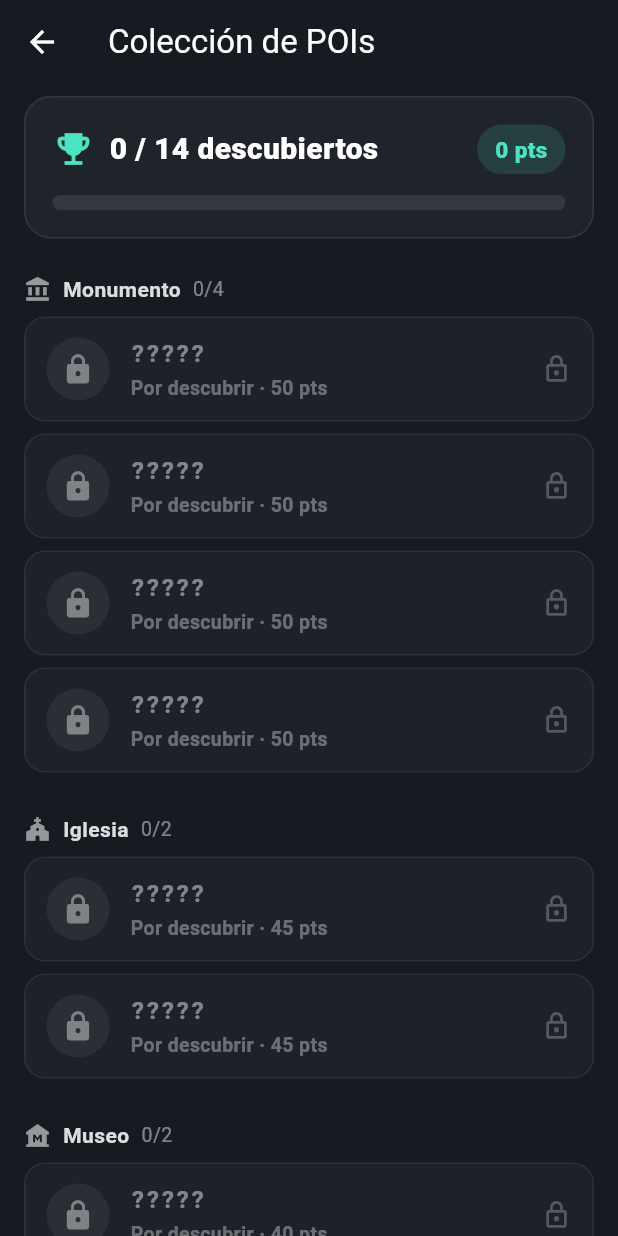
After one commit to urosell/fog-of-war, a Flutter app: the screen it shows after launch, after a tap on the "emoji events" icon, on a phone screen of 412 x 824 dp. The commit adds this screen. Run offline on Flutter 3.47's test engine with Material 3 defaults, Android fonts, the phone set to English and light mode, and no system bars; our stand-ins replace flutter_map, geolocator, latlong2.

Commit message:
Pantalla de coleccion de POIs (logros): progreso, agrupado por categoria, bloqueados, tocar para centrar el mapa

```diff
--- a/lib/main.dart
+++ b/lib/main.dart
@@ -19,6 +19,7 @@ import 'map/map_style.dart';
 import 'poi/poi.dart';
 import 'poi/poi_controller.dart';
 import 'ui/hud.dart';
+import 'ui/poi_collection_screen.dart';
 
 void main() {
   runApp(const FogOfWarApp());
@@ -197,6 +198,19 @@ class _MapScreenState extends State<MapScreen> {
     _mostrarAviso('Mapa: ${kMapStyles[_styleIndex].name}');
   }
 
+  // Abre la pantalla de colección de POIs. Si al cerrarla el usuario tocó un
+  // POI descubierto, centramos el mapa en él (y desactivamos el auto-seguir).
+  Future<void> _abrirColeccion() async {
+    final elegido = await Navigator.of(context).push<Poi>(
+      MaterialPageRoute(
+        builder: (_) => PoiCollectionScreen(poiController: _poi),
+      ),
+    );
+    if (elegido == null || !mounted) return;
+    setState(() => _seguir = false);
+    _mapController.move(elegido.location, 17);
+  }
+
   // Vuelve a centrar el mapa en el usuario y reactiva el auto-seguir.
   void _recentrar() {
     final pos = _userPosition;
@@ -253,6 +267,15 @@ class _MapScreenState extends State<MapScreen> {
                     onPressed: _cambiarModo,
                   ),
                 ],
+              ),
+            ),
+            // Botón de la colección de POIs (abajo-izquierda).
+            Align(
+              alignment: Alignment.bottomLeft,
+              child: GlassIconButton(
+                icon: Icons.emoji_events,
+                tooltip: 'Colección de POIs',
+                onPressed: _abrirColeccion,
               ),
             ),
             // Botón de recentrar en el usuario (abajo-derecha).
@@ -339,24 +362,6 @@ class _MapScreenState extends State<MapScreen> {
   }
 }
 
-// Icono representativo de cada categoría de POI.
-IconData _iconForCategory(PoiCategory c) {
-  switch (c) {
-    case PoiCategory.monumento:
-      return Icons.account_balance;
-    case PoiCategory.iglesia:
-      return Icons.church;
-    case PoiCategory.museo:
-      return Icons.museum;
-    case PoiCategory.parque:
-      return Icons.park;
-    case PoiCategory.mirador:
-      return Icons.landscape;
-    case PoiCategory.plaza:
-      return Icons.location_city;
-  }
-}
-
 // Marcador de un POI descubierto: un círculo ámbar con el icono de su categoría.
 class _PoiMarker extends StatelessWidget {
   final PoiCategory category;
@@ -374,7 +379,7 @@ class _PoiMarker extends StatelessWidget {
           BoxShadow(color: Colors.black45, blurRadius: 4),
         ],
       ),
-      child: Icon(_iconForCategory(category), color: Colors.white, size: 22),
+      child: Icon(iconForCategory(category), color: Colors.white, size: 22),
     );
   }
 }
--- /dev/null
+++ b/lib/ui/poi_collection_screen.dart
@@ -0,0 +1,327 @@
+// Pantalla de colección de POIs (tipo "logros").
+//
+// Muestra todos los POIs conocidos agrupados por categoría: los descubiertos
+// con su nombre y puntos, y los que aún no has visitado como bloqueados (nombre
+// oculto, candado) para picar la curiosidad y animar a explorar.
+//
+// Al tocar un POI ya descubierto, la pantalla se cierra devolviéndolo, y el
+// mapa se centra en él (lo hace quien la abrió, en main.dart).
+
+import 'package:flutter/material.dart';
+
+import '../poi/poi.dart';
+import '../poi/poi_controller.dart';
+import 'hud.dart';
+
+/// Icono representativo de cada categoría de POI. Público para reutilizarlo
+/// tanto aquí como en los marcadores del mapa.
+IconData iconForCategory(PoiCategory c) {
+  switch (c) {
+    case PoiCategory.monumento:
+      return Icons.account_balance;
+    case PoiCategory.iglesia:
+      return Icons.church;
+    case PoiCategory.museo:
+      return Icons.museum;
+    case PoiCategory.parque:
+      return Icons.park;
+    case PoiCategory.mirador:
+      return Icons.landscape;
+    case PoiCategory.plaza:
+      return Icons.location_city;
+  }
+}
+
+/// Color ámbar de un POI descubierto (mismo "tesoro" que sus marcadores).
+const Color _kDiscoveredColor = Color(0xFFFFB300);
+
+/// Fondo oscuro de la pantalla, en sintonía con el tono de la niebla.
+const Color _kBackground = Color(0xFF161A21);
+
+class PoiCollectionScreen extends StatelessWidget {
+  final PoiController poiController;
+
+  const PoiCollectionScreen({super.key, required this.poiController});
+
+  @override
+  Widget build(BuildContext context) {
+    return Scaffold(
+      backgroundColor: _kBackground,
+      appBar: AppBar(
+        backgroundColor: _kBackground,
+        foregroundColor: Colors.white,
+        elevation: 0,
+        title: const Text('Colección de POIs'),
+      ),
+      // Se redibuja sola si descubres un POI mientras la tienes abierta.
+      body: ListenableBuilder(
+        listenable: poiController,
+        builder: (context, _) {
+          return ListView(
+            padding: const EdgeInsets.fromLTRB(16, 8, 16, 24),
+            children: [
+              _Header(poiController: poiController),
+              const SizedBox(height: 20),
+              ..._buildCategories(context),
+            ],
+          );
+        },
+      ),
+    );
+  }
+
+  // Construye, por cada categoría con POIs, su cabecera y sus tarjetas
+  // (descubiertos primero). Las categorías van en el orden del enum.
+  List<Widget> _buildCategories(BuildContext context) {
+    final widgets = <Widget>[];
+    for (final categoria in PoiCategory.values) {
+      final delGrupo =
+          poiController.allPois.where((p) => p.category == categoria).toList();
+      if (delGrupo.isEmpty) continue;
+
+      // Descubiertos primero, dentro del grupo, para que se vean los logros.
+      delGrupo.sort((a, b) {
+        final da = poiController.isDiscovered(a) ? 0 : 1;
+        final db = poiController.isDiscovered(b) ? 0 : 1;
+        return da.compareTo(db);
+      });
+
+      final descubiertos =
+          delGrupo.where(poiController.isDiscovered).length;
+
+      widgets.add(_CategoryHeader(
+        categoria: categoria,
+        descubiertos: descubiertos,
+        total: delGrupo.length,
+      ));
+      for (final poi in delGrupo) {
+        widgets.add(_PoiCard(
+          poi: poi,
+          discovered: poiController.isDiscovered(poi),
+        ));
+      }
+      widgets.add(const SizedBox(height: 16));
+    }
+    return widgets;
+  }
+}
+
+// Cabecera con el progreso global: contador, barra y puntos totales.
+class _Header extends StatelessWidget {
+  final PoiController poiController;
+
+  const _Header({required this.poiController});
+
+  @override
+  Widget build(BuildContext context) {
+    final descubiertos = poiController.discoveredCount;
+    final total = poiController.totalCount;
+    final fraccion = total == 0 ? 0.0 : descubiertos / total;
+
+    return Container(
+      padding: const EdgeInsets.all(18),
+      decoration: BoxDecoration(
+        color: Colors.white.withValues(alpha: 0.04),
+        borderRadius: BorderRadius.circular(18),
+        border: Border.all(color: Colors.white.withValues(alpha: 0.10)),
+      ),
+      child: Column(
+        crossAxisAlignment: CrossAxisAlignment.start,
+        children: [
+          Row(
+            children: [
+              const Icon(Icons.emoji_events, color: kHudAccent, size: 28),
+              const SizedBox(width: 10),
+              Text(
+                '$descubiertos / $total descubiertos',
+                style: const TextStyle(
+                  color: Colors.white,
+                  fontSize: 20,
+                  fontWeight: FontWeight.w800,
+                ),
+              ),
+              const Spacer(),
+              _PointsBadge(points: poiController.totalPoints),
+            ],
+          ),
+          const SizedBox(height: 14),
+          ClipRRect(
+            borderRadius: BorderRadius.circular(8),
+            child: LinearProgressIndicator(
+              value: fraccion,
+              minHeight: 10,
+              backgroundColor: Colors.white.withValues(alpha: 0.10),
+              valueColor: const AlwaysStoppedAnimation(kHudAccent),
+            ),
+          ),
+        ],
+      ),
+    );
+  }
+}
+
+// Insignia con los puntos totales acumulados.
+class _PointsBadge extends StatelessWidget {
+  final int points;
+
+  const _PointsBadge({required this.points});
+
+  @override
+  Widget build(BuildContext context) {
+    return Container(
+      padding: const EdgeInsets.symmetric(horizontal: 12, vertical: 6),
+      decoration: BoxDecoration(
+        color: kHudAccent.withValues(alpha: 0.15),
+        borderRadius: BorderRadius.circular(20),
+      ),
+      child: Text(
+        '$points pts',
+        style: const TextStyle(
+          color: kHudAccent,
+          fontSize: 15,
+          fontWeight: FontWeight.w800,
+        ),
+      ),
+    );
+  }
+}
+
+// Cabecera de un grupo de categoría: "Monumentos  2/4".
+class _CategoryHeader extends StatelessWidget {
+  final PoiCategory categoria;
+  final int descubiertos;
+  final int total;
+
+  const _CategoryHeader({
+    required this.categoria,
+    required this.descubiertos,
+    required this.total,
+  });
+
+  @override
+  Widget build(BuildContext context) {
+    return Padding(
+      padding: const EdgeInsets.only(top: 4, bottom: 8),
+      child: Row(
+        children: [
+          Icon(iconForCategory(categoria),
+              color: Colors.white.withValues(alpha: 0.55), size: 18),
+          const SizedBox(width: 8),
+          Text(
+            categoria.label,
+            style: TextStyle(
+              color: Colors.white.withValues(alpha: 0.85),
+              fontSize: 14,
+              fontWeight: FontWeight.w700,
+              letterSpacing: 0.3,
+            ),
+          ),
+          const SizedBox(width: 8),
+          Text(
+            '$descubiertos/$total',
+            style: TextStyle(
+              color: Colors.white.withValues(alpha: 0.45),
+              fontSize: 13,
+            ),
+          ),
+        ],
+      ),
+    );
+  }
+}
+
+// Tarjeta de un POI. Descubierto: nombre + puntos + ✓, tocable (centra el mapa).
+// Bloqueado: nombre oculto, icono gris con candado y los puntos que daría.
+class _PoiCard extends StatelessWidget {
+  final Poi poi;
+  final bool discovered;
+
+  const _PoiCard({required this.poi, required this.discovered});
+
+  @override
+  Widget build(BuildContext context) {
+    final card = Container(
+      margin: const EdgeInsets.only(bottom: 8),
+      padding: const EdgeInsets.symmetric(horizontal: 14, vertical: 12),
+      decoration: BoxDecoration(
+        color: discovered
+            ? _kDiscoveredColor.withValues(alpha: 0.10)
+            : Colors.white.withValues(alpha: 0.03),
+        borderRadius: BorderRadius.circular(14),
+        border: Border.all(
+          color: discovered
+              ? _kDiscoveredColor.withValues(alpha: 0.35)
+              : Colors.white.withValues(alpha: 0.07),
+        ),
+      ),
+      child: Row(
+        children: [
+          // Icono de la categoría: ámbar si está descubierto, gris si no.
+          Container(
+            width: 42,
+            height: 42,
+            decoration: BoxDecoration(
+              color: discovered
+                  ? _kDiscoveredColor
+                  : Colors.white.withValues(alpha: 0.06),
+              shape: BoxShape.circle,
+            ),
+            child: Icon(
+              discovered ? iconForCategory(poi.category) : Icons.lock,
+              color: discovered
+                  ? Colors.white
+                  : Colors.white.withValues(alpha: 0.40),
+              size: 22,
+            ),
+          ),
+          const SizedBox(width: 14),
+          Expanded(
+            child: Column(
+              crossAxisAlignment: CrossAxisAlignment.start,
+              children: [
+                Text(
+                  discovered ? poi.name : '?????',
+                  style: TextStyle(
+                    color: discovered
+                        ? Colors.white
+                        : Colors.white.withValues(alpha: 0.45),
+                    fontSize: 16,
+                    fontWeight: FontWeight.w700,
+                    letterSpacing: discovered ? 0 : 2,
+                  ),
+                ),
+                const SizedBox(height: 2),
+                Text(
+                  discovered
+                      ? '+${poi.points} puntos'
+                      : 'Por descubrir · ${poi.points} pts',
+                  style: TextStyle(
+                    color: discovered
+                        ? _kDiscoveredColor
+                        : Colors.white.withValues(alpha: 0.35),
+                    fontSize: 13,
+                    fontWeight: FontWeight.w600,
+                  ),
+                ),
+              ],
+            ),
+          ),
+          if (discovered)
+            const Icon(Icons.check_circle, color: _kDiscoveredColor, size: 22)
+          else
+            Icon(Icons.lock_outline,
+                color: Colors.white.withValues(alpha: 0.25), size: 20),
+        ],
+      ),
+    );
+
+    // Solo los descubiertos son tocables: al pulsarlos, cerramos la pantalla
+    // devolviendo el POI para que el mapa se centre en él.
+    if (!discovered) return card;
+    return InkWell(
+      borderRadius: BorderRadius.circular(14),
+      onTap: () => Navigator.of(context).pop(poi),
+      child: card,
+    );
+  }
+}
```
